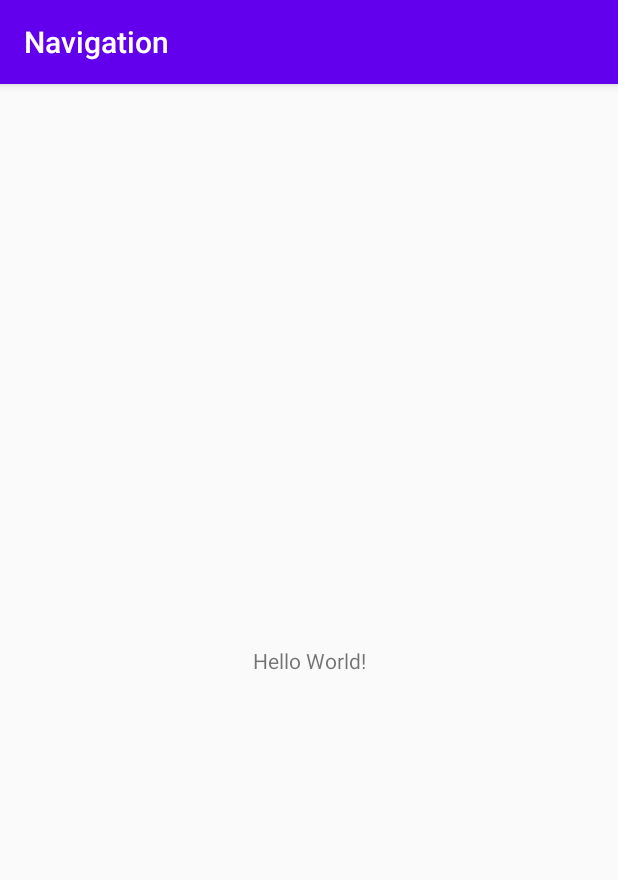
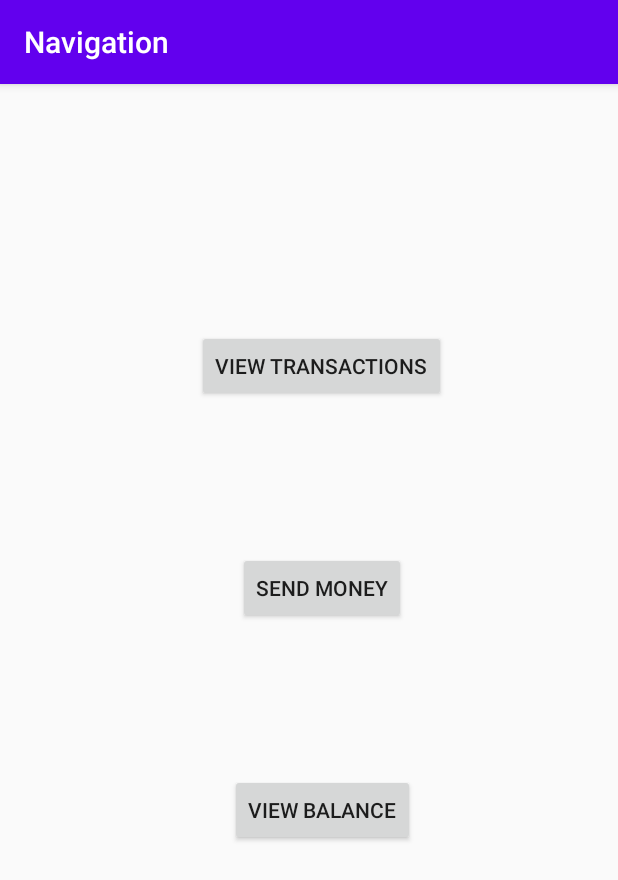
Before and after one commit to MagimbiJr/NavigationComponent, an Android app: the screen it shows after launch (MainActivity), on a phone screen of 412 x 824 dp. Shown: the top 880 px of the screen. Run offline under Robolectric (Android 15) with nearby library versions, the phone set to English and light mode, and no system bars.

Commit message:
Nav Graph and Fragments

```diff
--- /dev/null
+++ b/app/src/main/java/com/tana/navigation/MainFragment.java
@@ -0,0 +1,29 @@
+package com.tana.navigation;
+
+import android.os.Bundle;
+
+import androidx.fragment.app.Fragment;
+
+import android.view.LayoutInflater;
+import android.view.View;
+import android.view.ViewGroup;
+public class MainFragment extends Fragment {
+    View mView;
+
+    public MainFragment() {
+        // Required empty public constructor
+    }
+
+    @Override
+    public void onCreate(Bundle savedInstanceState) {
+        super.onCreate(savedInstanceState);
+
+    }
+
+    @Override
+    public View onCreateView(LayoutInflater inflater, ViewGroup container,
+                             Bundle savedInstanceState) {
+        mView = inflater.inflate(R.layout.fragment_main, container, false);
+        return mView;
+    }
+}
--- a/app/src/main/res/layout/activity_main.xml
+++ b/app/src/main/res/layout/activity_main.xml
@@ -6,13 +6,16 @@
     android:layout_height="match_parent"
     tools:context=".MainActivity">
 
-    <TextView
-        android:layout_width="wrap_content"
-        android:layout_height="wrap_content"
-        android:text="Hello World!"
-        app:layout_constraintBottom_toBottomOf="parent"
+    <fragment
+        android:id="@+id/nav_host_fragment"
+        android:name="androidx.navigation.fragment.NavHostFragment"
+        android:layout_width="0dp"
+        android:layout_height="0dp"
         app:layout_constraintLeft_toLeftOf="parent"
         app:layout_constraintRight_toRightOf="parent"
-        app:layout_constraintTop_toTopOf="parent" />
+        app:layout_constraintTop_toTopOf="parent"
+        app:layout_constraintBottom_toBottomOf="parent"
+        app:defaultNavHost="true"
+        app:navGraph="@navigation/nav_graph" />
 
 </androidx.constraintlayout.widget.ConstraintLayout>
--- /dev/null
+++ b/app/src/main/res/layout/fragment_main.xml
@@ -0,0 +1,75 @@
+<?xml version="1.0" encoding="utf-8"?>
+<androidx.constraintlayout.widget.ConstraintLayout
+    xmlns:android="http://schemas.android.com/apk/res/android"
+    xmlns:app="http://schemas.android.com/apk/res-auto"
+    xmlns:tools="http://schemas.android.com/tools"
+    android:layout_width="match_parent"
+    android:layout_height="match_parent"
+    tools:context=".MainFragment"
+    android:id="@+id/parentLayout">
+
+<!--    <Button-->
+<!--        android:text="@string/view_transactions"-->
+<!--        android:layout_width="wrap_content"-->
+<!--        android:layout_height="wrap_content"-->
+<!--        android:id="@+id/view_transactions_btn"-->
+<!--        app:layout_constraintRight_toLeftOf="parent"-->
+<!--        app:layout_constraintLeft_toRightOf="parent"-->
+<!--        app:layout_constraintBottom_toTopOf="@+id/send_money_btn"-->
+<!--        app:layout_constraintTop_toTopOf="parent"-->
+<!--        />-->
+
+<!--    <Button-->
+<!--        android:text="@string/send_money"-->
+<!--        android:layout_width="wrap_content"-->
+<!--        android:layout_height="wrap_content"-->
+<!--        android:id="@+id/send_money_btn"-->
+<!--        app:layout_constraintTop_toTopOf="parent"-->
+<!--        app:layout_constraintRight_toLeftOf="parent"-->
+<!--        app:layout_constraintLeft_toRightOf="parent"-->
+<!--        app:layout_constraintBottom_toBottomOf="parent"-->
+<!--        />-->
+
+<!--    <Button-->
+<!--        android:text="@string/view_balance"-->
+<!--        android:layout_width="wrap_content"-->
+<!--        android:layout_height="wrap_content"-->
+<!--        android:id="@+id/view_balance_btn"-->
+<!--        app:layout_constraintTop_toBottomOf="@+id/send_money_btn"-->
+<!--        app:layout_constraintRight_toLeftOf="parent"-->
+<!--        app:layout_constraintLeft_toRightOf="parent"-->
+<!--        app:layout_constraintBottom_toBottomOf="parent"-->
+<!--        />-->
+
+
+    <Button
+        android:id="@+id/view_transactions_btn"
+        android:layout_width="wrap_content"
+        android:layout_height="wrap_content"
+        android:layout_marginTop="164dp"
+        android:text="@string/view_transactions"
+        app:layout_constraintEnd_toEndOf="parent"
+        app:layout_constraintHorizontal_bias="0.534"
+        app:layout_constraintStart_toStartOf="parent"
+        app:layout_constraintTop_toTopOf="parent" />
+
+    <Button
+        android:id="@+id/send_money_btn"
+        android:layout_width="wrap_content"
+        android:layout_height="wrap_content"
+        android:layout_marginTop="100dp"
+        android:text="@string/send_money"
+        app:layout_constraintEnd_toEndOf="@+id/view_transactions_btn"
+        app:layout_constraintStart_toStartOf="@+id/view_transactions_btn"
+        app:layout_constraintTop_toBottomOf="@+id/view_transactions_btn" />
+
+    <Button
+        android:id="@+id/view_balance_btn"
+        android:layout_width="wrap_content"
+        android:layout_height="wrap_content"
+        android:layout_marginTop="100dp"
+        android:text="@string/view_balance"
+        app:layout_constraintEnd_toEndOf="@+id/send_money_btn"
+        app:layout_constraintStart_toStartOf="@+id/send_money_btn"
+        app:layout_constraintTop_toBottomOf="@+id/send_money_btn" />
+</androidx.constraintlayout.widget.ConstraintLayout>
--- /dev/null
+++ b/app/src/main/res/navigation/nav_graph.xml
@@ -0,0 +1,54 @@
+<?xml version="1.0" encoding="utf-8"?>
+<navigation xmlns:android="http://schemas.android.com/apk/res/android"
+    xmlns:app="http://schemas.android.com/apk/res-auto"
+    xmlns:tools="http://schemas.android.com/tools"
+    android:id="@+id/nav_graph"
+    app:startDestination="@id/mainFragment">
+    <fragment
+        android:id="@+id/mainFragment"
+        android:name="com.tana.navigation.MainFragment"
+        android:label="fragment_main"
+        tools:layout="@layout/fragment_main" >
+        <action
+            android:id="@+id/action_mainFragment_to_chooseRecipientFragment"
+            app:destination="@id/chooseRecipientFragment" />
+        <action
+            android:id="@+id/action_mainFragment_to_viewBalanceFragment"
+            app:destination="@id/viewBalanceFragment" />
+        <action
+            android:id="@+id/action_mainFragment_to_transactionFragment"
+            app:destination="@id/transactionFragment" />
+    </fragment>
+    <fragment
+        android:id="@+id/chooseRecipientFragment"
+        android:name="com.tana.navigation.ChooseRecipientFragment"
+        android:label="fragment_choose_recipient"
+        tools:layout="@layout/fragment_choose_recipient" >
+        <action
+            android:id="@+id/action_chooseRecipientFragment_to_specifyAmountFragment"
+            app:destination="@id/specifyAmountFragment" />
+    </fragment>
+    <fragment
+        android:id="@+id/specifyAmountFragment"
+        android:name="com.tana.navigation.SpecifyAmountFragment"
+        android:label="fragment_specify_amount"
+        tools:layout="@layout/fragment_specify_amount" >
+        <action
+            android:id="@+id/action_specifyAmountFragment_to_confirmationFragment"
+            app:destination="@id/confirmationFragment" />
+    </fragment>
+    <fragment
+        android:id="@+id/confirmationFragment"
+        android:name="com.tana.navigation.ConfirmationFragment"
+        android:label="fragment_confirmation"
+        tools:layout="@layout/fragment_confirmation" />
+    <fragment
+        android:id="@+id/viewBalanceFragment"
+        android:name="com.tana.navigation.ViewBalanceFragment"
+        android:label="fragment_transaction"
+        tools:layout="@layout/fragment_transaction" />
+    <fragment
+        android:id="@+id/transactionFragment"
+        android:name="com.tana.navigation.TransactionFragment"
+        android:label="TransactionFragment" />
+</navigation>
--- a/app/src/main/res/values/strings.xml
+++ b/app/src/main/res/values/strings.xml
@@ -1,3 +1,8 @@
 <resources>
     <string name="app_name">Navigation</string>
+    <!-- TODO: Remove or change this placeholder text -->
+    <string name="hello_blank_fragment">Hello blank fragment</string>
+    <string name="view_balance">View balance</string>
+    <string name="send_money">Send money</string>
+    <string name="view_transactions">View transactions</string>
 </resources>
```
Also changed, not shown: app/build.gradle (+7 -0 lines), app/src/main/java/com/tana/navigation/ChooseRecipientFragment.java (added, +25 -0 lines), app/src/main/java/com/tana/navigation/ConfirmationFragment.java (added, +24 -0 lines), app/src/main/java/com/tana/navigation/SpecifyAmountFragment.java (added, +24 -0 lines), app/src/main/java/com/tana/navigation/TransactionFragment.java (added, +24 -0 lines), app/src/main/java/com/tana/navigation/ViewBalanceFragment.java (added, +24 -0 lines), app/src/main/res/layout/fragment_choose_recipient.xml (added, +70 -0 lines), app/src/main/res/layout/fragment_confirmation.xml (added, +25 -0 lines), app/src/main/res/layout/fragment_specify_amount.xml (added, +79 -0 lines), app/src/main/res/layout/fragment_transaction.xml (added, +160 -0 lines), app/src/main/res/layout/fragment_view_balance.xml (added, +23 -0 lines).
